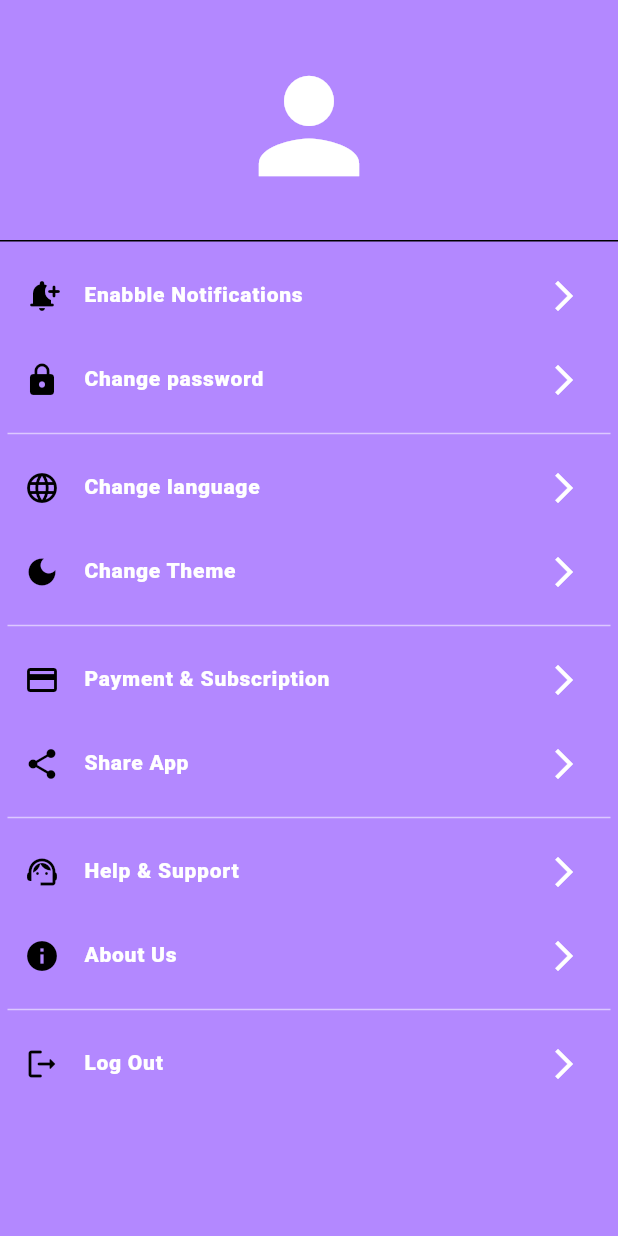
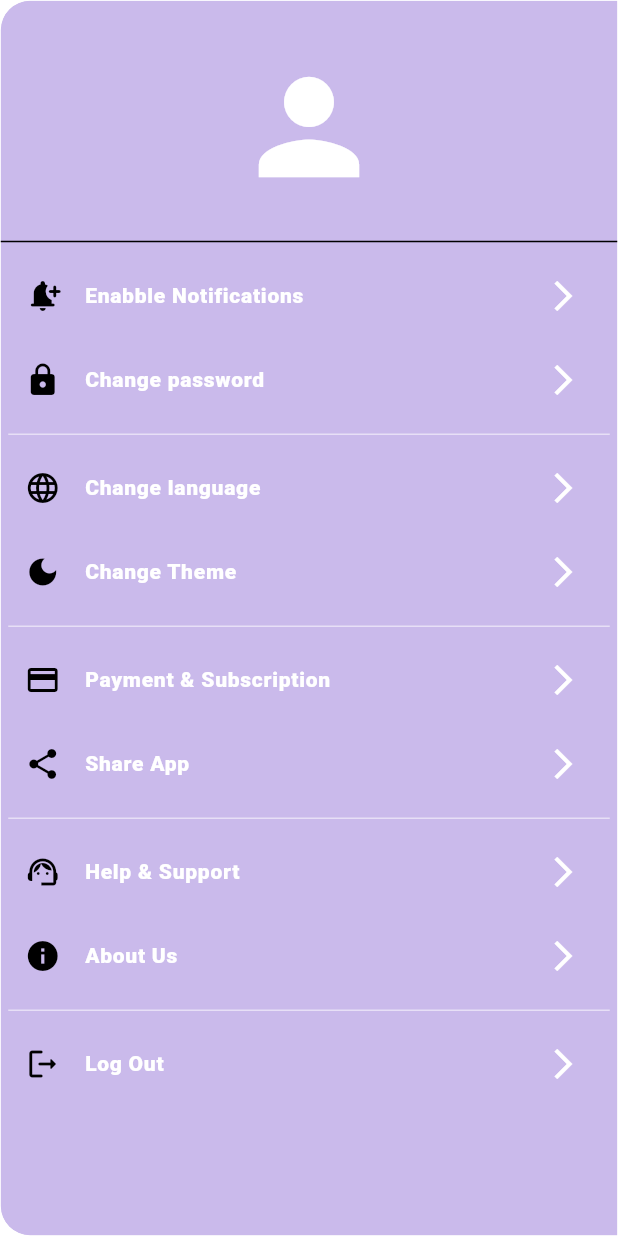
Before and after one commit to Imran-Mohammed-Shekho/Kurd_Fit, a Flutter app: what drawer_section() shows on an empty page, opened directly, on a phone screen of 412 x 824 dp. Run offline on Flutter 3.47's test engine with Material 3 defaults, Android fonts, the phone set to English and light mode, and no system bars; our stand-ins replace curved_navigation_bar, google_fonts, page_transition; missing offline and left inert: flutter_glow.

Commit message:
changng the the drawer to glassy

```diff
--- a/root/lib/UI/screens/change_theme.dart
+++ b/root/lib/UI/screens/change_theme.dart
@@ -7,7 +7,7 @@ ThemeData darkmode = ThemeData(
   extensions: [
     CustomColors(
       ButtonFrombottomNavigationbar: Colors.black,
-      drawerbg: Color(0xff181a65),
+      drawerbg: Color(0xff181a65).withOpacity(0.2),
       bottomNavigationBarBg: Color(0xff0011FF).withOpacity(0.5),
       TextFrombottomNavigationbar: Colors.black,
     ),
@@ -27,7 +27,7 @@ ThemeData lightmode = ThemeData(
   extensions: [
     CustomColors(
       ButtonFrombottomNavigationbar: Colors.black,
-      drawerbg: Colors.deepPurpleAccent.shade100,
+      drawerbg: const Color.fromARGB(255, 78, 28, 188).withOpacity(0.3),
       bottomNavigationBarBg: Color(0xff0011FF).withOpacity(0.3),
       TextFrombottomNavigationbar: Colors.black,
     ),
--- a/root/lib/UI/screens/drawer_section.dart
+++ b/root/lib/UI/screens/drawer_section.dart
@@ -1,3 +1,5 @@
+import 'dart:ui';
+
 import 'package:flutter/material.dart';
 import 'package:gym/UI/screens/Change_password.dart';
 import 'package:gym/UI/screens/Dashboard_Screen.dart';
@@ -14,8 +16,27 @@ class drawer_section extends StatelessWidget {
   Widget build(BuildContext context) {
     final Themeprovider = context.watch<ThemeProvider>();
     final colors = Theme.of(context).extension<CustomColors>();
-    return Container(
-      decoration: BoxDecoration(color: colors?.drawerbg ?? Colors.blue),
+    return ClipRRect(
+      borderRadius: BorderRadius.only(
+        topLeft: Radius.circular(20),
+        bottomLeft: Radius.circular(20),
+      ),
+      child: BackdropFilter(
+        filter: ImageFilter.blur(sigmaY: 15, sigmaX: 15),
+        child: Container(
+          decoration: BoxDecoration(
+            color: colors?.drawerbg ?? Colors.blue,
+            borderRadius: BorderRadius.only(
+              topLeft: Radius.circular(20),
+              bottomLeft: Radius.circular(20),
+            ),
+            border: Border.all(
+              style: BorderStyle.solid,
+
+              color: Colors.white,
+              strokeAlign: BorderSide.strokeAlignCenter,
+            ),
+          ),
           child: ListView(
             children: [
               DrawerHeader(
@@ -182,6 +203,8 @@ class drawer_section extends StatelessWidget {
               ),
             ],
           ),
+        ),
+      ),
     );
   }
 }
```
Lines whose indentation alone changed are shown as unchanged.
